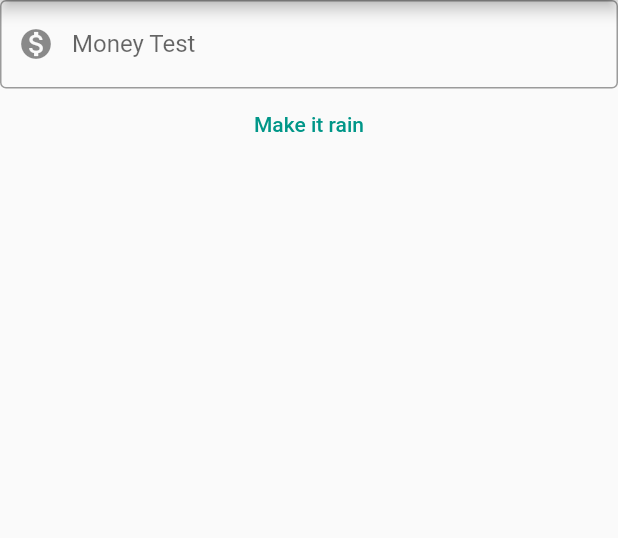
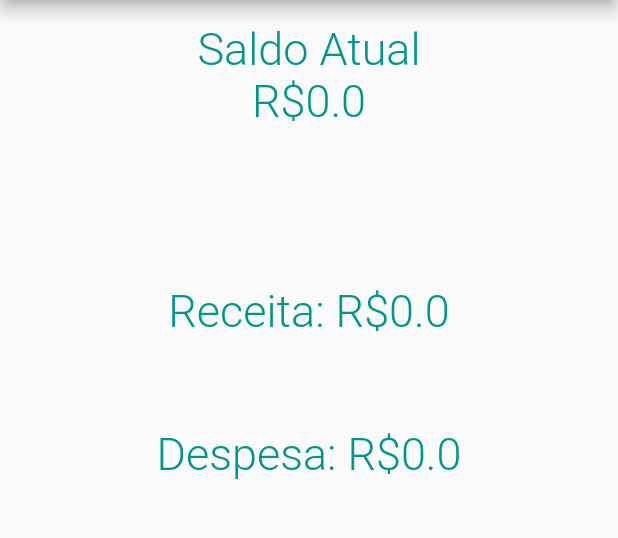
Before and after one commit to frateu/MyLittleWallet, a Flutter app: the DashboardScreen screen opened directly, on a phone screen of 412 x 824 dp, the part 84-622 px from its top. Run offline on Flutter 3.47's test engine with Material 2 defaults, Android fonts, the phone set to English and light mode, and no system bars.

Commit message:
V1 da Dashboard

```diff
--- /dev/null
+++ b/lib/data/globals.dart
@@ -0,0 +1,5 @@
+library globals;
+
+double allMoney    = 0;
+double allReceita  = 0;
+double allDespesa  = 0;
--- a/lib/screens/dashboard_screen.dart
+++ b/lib/screens/dashboard_screen.dart
@@ -1,4 +1,5 @@
 import 'package:flutter/material.dart';
+import 'package:mylittlewallet/data/globals.dart' as globals;
 
 class DashboardScreen extends StatefulWidget {
   const DashboardScreen({super.key});
@@ -12,6 +13,10 @@ class DashboardScreen extends StatefulWidget {
 class _DashboardScreenState extends State<DashboardScreen> {
 
   var moneyController = TextEditingController();
+
+  String allMoney      = globals.allMoney.toString();
+  String receitaValue  = globals.allReceita.toString();
+  String despesaValue  = globals.allDespesa.toString();
 
   @override
   Widget build(BuildContext context) {
@@ -40,30 +45,49 @@ class _DashboardScreenState extends State<DashboardScreen> {
         alignment: Alignment.center,
         child: Column(
             children: [
-              TextFormField(
-                controller: moneyController,
-                keyboardType: TextInputType.number,
-                decoration: const InputDecoration(
-                  labelText: "Money Test",
-                  border: OutlineInputBorder(),
-                  prefixIcon: Icon(Icons.monetization_on),
+              const SizedBox(
+                height: 15,
+              ),
+              const Text(
+                "Saldo Atual",
+                style: TextStyle(
+                  fontSize: 30,
+                  fontWeight: FontWeight.w300,
+                  color: Colors.teal,
                 ),
               ),
-              TextButton(
-                style: ButtonStyle(
-                  overlayColor: MaterialStateProperty.resolveWith<Color?>(
-                          (Set<MaterialState> states) {
-                        if (states.contains(MaterialState.focused))
-                          return Colors.red;
-                        return null; // Defer to the widget's default.
-                      }
-                  ),
+              Text(
+                "R\$$allMoney",
+                style: const TextStyle(
+                  fontSize: 30,
+                  fontWeight: FontWeight.w300,
+                  color: Colors.teal,
                 ),
-                onPressed: () {
-
-                },
-                child: Text('Make it rain'),
-              )
+              ),
+              const SizedBox(
+                height: 105,
+              ),
+              Text(
+                "Receita: R\$$receitaValue",
+                style: const TextStyle(
+                  fontSize: 30,
+                  fontWeight: FontWeight.w300,
+                  color: Colors.teal,
+                ),
+                textAlign: TextAlign.left,
+              ),
+              const SizedBox(
+                height: 60,
+              ),
+              Text(
+                "Despesa: R\$$despesaValue",
+                style: const TextStyle(
+                  fontSize: 30,
+                  fontWeight: FontWeight.w300,
+                  color: Colors.teal,
+                ),
+                textAlign: TextAlign.left,
+              ),
             ]
         ),
       ),
```
Also changed, not shown: lib/functions/money.dart (+19 -1 lines), 1 other file.
